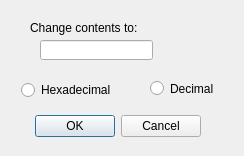
Old version of the form QtSpim/changevalue.ui in the repository billsix/spim.
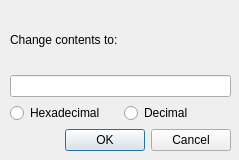
New version of the form.

Commit message: Dialog fitting

Diff of the .ui file:
```diff
--- a/QtSpim/changevalue.ui
+++ b/QtSpim/changevalue.ui
@@ -6,77 +6,62 @@
    <rect>
     <x>0</x>
     <y>0</y>
-    <width>244</width>
-    <height>156</height>
+    <width>239</width>
+    <height>160</height>
    </rect>
   </property>
   <property name="windowTitle">
    <string>Change Value</string>
   </property>
-  <widget class="QDialogButtonBox" name="buttonBox">
+  <widget class="QWidget" name="verticalLayoutWidget">
    <property name="geometry">
     <rect>
      <x>10</x>
-     <y>110</y>
-     <width>191</width>
-     <height>32</height>
+     <y>10</y>
+     <width>221</width>
+     <height>141</height>
     </rect>
    </property>
-   <property name="orientation">
-    <enum>Qt::Horizontal</enum>
-   </property>
-   <property name="standardButtons">
-    <set>QDialogButtonBox::Cancel|QDialogButtonBox::Ok</set>
-   </property>
-  </widget>
-  <widget class="QLineEdit" name="answerLineEdit">
-   <property name="geometry">
-    <rect>
-     <x>40</x>
-     <y>40</y>
-     <width>113</width>
-     <height>20</height>
-    </rect>
-   </property>
-  </widget>
+   <layout class="QVBoxLayout" name="verticalLayout">
+    <item>
   <widget class="QLabel" name="label">
-   <property name="geometry">
-    <rect>
-     <x>30</x>
-     <y>20</y>
-     <width>151</width>
-     <height>16</height>
-    </rect>
-   </property>
    <property name="text">
     <string>Change contents to:</string>
    </property>
   </widget>
+    </item>
+    <item>
+     <widget class="QLineEdit" name="answerLineEdit"/>
+    </item>
+    <item>
+     <layout class="QHBoxLayout" name="horizontalLayout">
+      <item>
   <widget class="QRadioButton" name="hexRadioButton">
-   <property name="geometry">
-    <rect>
-     <x>21</x>
-     <y>80</y>
-     <width>111</width>
-     <height>20</height>
-    </rect>
-   </property>
    <property name="text">
     <string>Hexadecimal</string>
    </property>
   </widget>
+      </item>
+      <item>
   <widget class="QRadioButton" name="decimalRadioButton">
-   <property name="geometry">
-    <rect>
-     <x>150</x>
-     <y>80</y>
-     <width>82</width>
-     <height>17</height>
-    </rect>
-   </property>
    <property name="text">
     <string>Decimal</string>
    </property>
+       </widget>
+      </item>
+     </layout>
+    </item>
+    <item>
+     <widget class="QDialogButtonBox" name="buttonBox">
+      <property name="orientation">
+       <enum>Qt::Horizontal</enum>
+      </property>
+      <property name="standardButtons">
+       <set>QDialogButtonBox::Cancel|QDialogButtonBox::Ok</set>
+      </property>
+     </widget>
+    </item>
+   </layout>
   </widget>
  </widget>
  <resources/>
```
Lines whose indentation alone changed are shown as unchanged.
